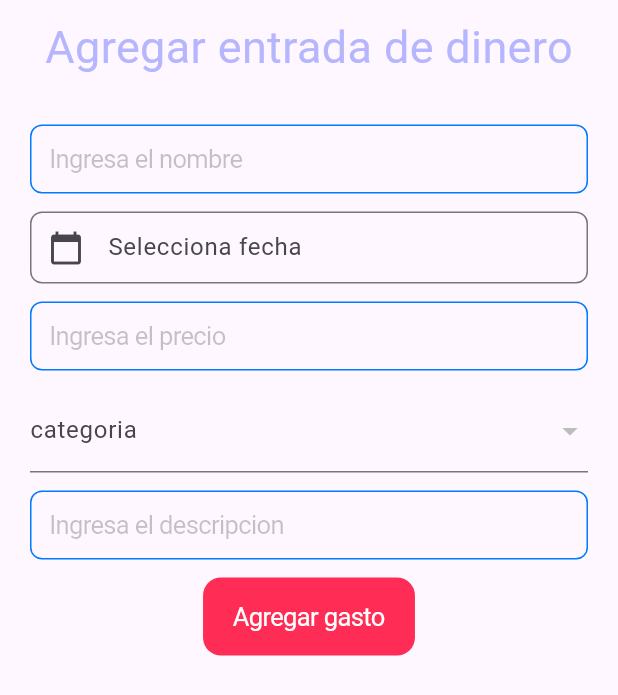
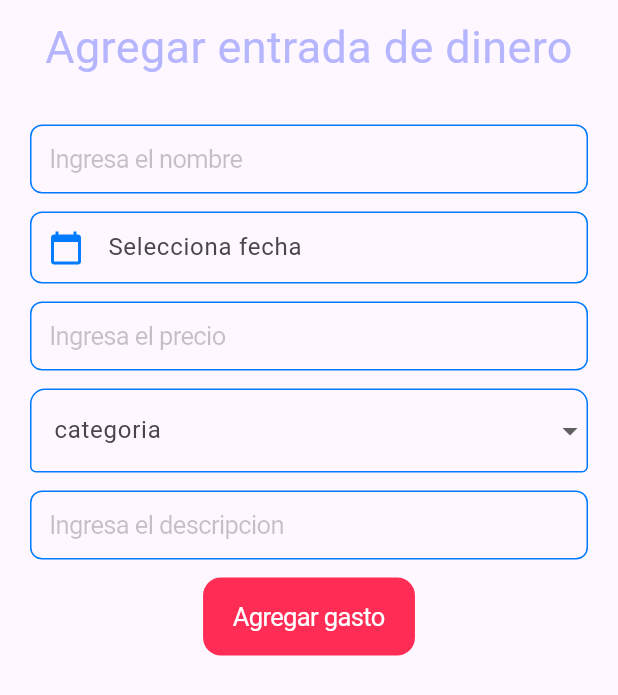
Before and after one commit to DilanBernal/our-finances, a Flutter app: the NewEntryScreen widget shown alone on an empty page, opened directly, on a phone screen of 412 x 824 dp. Shown: the top 695 px of the screen. Run offline on Flutter 3.47's test engine with Material 3 defaults, Android fonts, the phone set to English and light mode, and no system bars; our stand-ins replace shared_preferences, sqflite; accounts and stored records are empty.

Commit message:
feat: finish revenue screen

```diff
--- a/lib/Dao/sqlite/category_dao_sqlite.dart
+++ b/lib/Dao/sqlite/category_dao_sqlite.dart
@@ -1,4 +1,5 @@
 import 'package:our_finances/Dao/sqlite/db_helper_sqlite.dart';
+import 'package:our_finances/Models/user.dart';
 import 'package:sqflite/sqflite.dart';
 import '../../Models/category.dart';
 
@@ -28,4 +29,20 @@ class CategoryDaoSqlite {
       throw Exception("Ocurrio un error $e");
     }
   }
+
+
+  Future<List<User>> getAllUsers() async{
+    final db = await dbHelper.database;
+    try {
+      final List<Map<String, dynamic>> maps = await db.query(
+          'user',
+          orderBy: 'name ASC'
+      );
+      return List.generate(maps.length, (int i) {
+        return User.fromMap(maps[i]);
+      });
+    }catch(e) {
+      throw Exception(e);
+    }
+  }
 }
--- a/lib/Dao/sqlite/db_helper_sqlite.dart
+++ b/lib/Dao/sqlite/db_helper_sqlite.dart
@@ -1,3 +1,4 @@
+import 'package:our_finances/Models/category.dart';
 import 'package:path/path.dart';
 import 'package:sqflite/sqflite.dart';
 
@@ -11,7 +12,7 @@ class DbSqlite {
   static Database? _db;
 
   Future<Database> get database async {
-    if(_db != null) return _db!;
+    if (_db != null) return _db!;
     _db = await _initDB();
     return _db!;
   }
@@ -27,7 +28,8 @@ class DbSqlite {
   }
 
   Future _onCreate(Database db, int version) async {
-    await db.execute('''
+    try {
+      await db.execute('''
       CREATE TABLE IF NOT EXISTS user(
         id INTEGER PRIMARY KEY AUTOINCREMENT NOT NULL,
         name TEXT NOT NULL,
@@ -35,8 +37,7 @@ class DbSqlite {
         inCloud INTEGER NOT NULL
       );
     ''');
-
-    await db.execute('''
+      await db.execute('''
       CREATE TABLE IF NOT EXISTS category(
         id INTEGER PRIMARY KEY AUTOINCREMENT NOT NULL,
         name TEXT NOT NULL,
@@ -44,8 +45,7 @@ class DbSqlite {
         inCloud INTEGER NOT NULL
       );
     ''');
-
-    await db.execute('''
+      await db.execute('''
       CREATE TABLE IF NOT EXISTS payment(
         id INTEGER PRIMARY KEY AUTOINCREMENT NOT NULL,
         name TEXT NOT NULL,
@@ -62,7 +62,14 @@ class DbSqlite {
       );
     ''');
 
-    await db.execute('''
+      await db.insert('category',
+          Category(id: 0,name: 'Comida', icon: 57946, inCloud: false).toMap());
+      await db.insert('category',
+          Category(id: 0,name: 'Transporte', icon: 61379, inCloud: false).toMap());
+      await db.insert('category',
+          Category(id: 0,name: 'Deudas', icon: 62303, inCloud: false).toMap());
+
+      await db.execute('''
       CREATE TABLE IF NOT EXISTS revenue(
         id INTEGER PRIMARY KEY AUTOINCREMENT NOT NULL,
         name TEXT NOT NULL,
@@ -78,9 +85,12 @@ class DbSqlite {
         user(id)
       );
     ''');
+    } catch (e) {
+      throw Exception("Ocurrio un error con la base de datos $e");
+    }
   }
 
-  Future close() async{
+  Future close() async {
     if (_db != null) {
       await _db!.close();
       _db = null;
--- a/lib/Models/category.dart
+++ b/lib/Models/category.dart
@@ -3,7 +3,7 @@ import 'package:flutter/cupertino.dart';
 class Category {
   final int id;
   String name;
-  String icon;
+  var icon;
   bool inCloud;
 
   Category(
@@ -14,7 +14,6 @@ class Category {
 
   Map<String, dynamic> toMap() {
     return {
-      'id': id,
       'name': name,
       'icon': icon,
       'inCloud': inCloud == true ? 1 : 0
@@ -22,17 +21,17 @@ class Category {
   }
 
   Icon get iconCode => Icon(IconData(
-        int.parse(icon),
-        fontFamily: icon.isNotEmpty ? icon : null,
+        icon,
+        fontFamily: 'MaterialIcons'
       ));
 
-  IconData get iconData => IconData(int.parse(icon));
+  IconData get iconData => IconData(icon, fontFamily: 'MaterialIcons');
   factory Category.fromMap(Map<String, dynamic> map) {
     return Category(
         id: map['id'],
         name: map['name'],
-        icon: map['name'],
-        inCloud: map['name'] == 1);
+        icon: map['icon'],
+        inCloud: map['inCloud'] == 1);
   }
   factory Category.fromJson(Map<String, dynamic> json) {
     return Category(
--- a/lib/Screens/new_entry_screen.dart
+++ b/lib/Screens/new_entry_screen.dart
@@ -18,8 +18,9 @@ class NewEntryScreen extends StatefulWidget {
 }
 
 class _NewEntryScreenState extends State<NewEntryScreen> {
-  List<Category> _categories = [];
   List<String> _categoryNames = [];
+  Map<String, IconData> _categoryIcons = {};
+  Map<String, int> _categoriesId = {};
   bool _loadingCategories = true;
 
   @override
@@ -28,18 +29,20 @@ class _NewEntryScreenState extends State<NewEntryScreen> {
     _loadCategories();
   }
 
-  Future<void> _loadCategories() async{
+  Future<void> _loadCategories() async {
     final categoryRepo = context.read<CategoryDaoSqlite>();
     try {
       final categories = await _getAllCategories(categoryRepo);
-      final names = await _getAllCategoriesNames(_categories);
+      final names = await _getAllCategoriesNames(categories);
+      final icons = await _getAllCategoriesIcons(categories);
+      final ids = await _getAllCategoriesId(categories);
       setState(() {
-        _categories = categories;
         _categoryNames = names;
+        _categoryIcons = icons;
+        _categoriesId = ids;
         _loadingCategories = false;
       });
-    }
-    catch (e){
+    } catch (e) {
       _loadingCategories = false;
       throw Exception(e);
     }
@@ -53,12 +56,17 @@ class _NewEntryScreenState extends State<NewEntryScreen> {
       FormTitle(title: "Agregar entrada de dinero"),
       _loadingCategories
           ? const CircularProgressIndicator()
-          :
-      InputWithButton(
+          : InputWithButton(
               onSend: (values) {
                 _createEntry(values, revenueRepo);
               },
-        fieldNames: ["nombre", "fecha", "precio", "categoria", "descripcion"],
+              fieldNames: [
+                "nombre",
+                "fecha",
+                "precio",
+                "categoria",
+                "descripcion"
+              ],
               keyboardTypes: [
                 TextInputType.text,
                 TextInputType.datetime,
@@ -71,26 +79,39 @@ class _NewEntryScreenState extends State<NewEntryScreen> {
                 [FilteringTextInputFormatter.digitsOnly],
                 []
               ],
+              dropdownIcons: {'categoria': _categoryIcons},
               buttonName: "Agregar gasto",
               dropdownOptions: {'categoria': _categoryNames},
+              dropdownElementId: {'categoria': _categoriesId},
             )
     ]);
   }
 
-  Future<void> _createEntry(Map<String, String> values, RevenueDaoSqlite revRepo) async {
+  Future<void> _createEntry(
+      Map<String, String> values, RevenueDaoSqlite revRepo) async {
     final prefs = await SharedPreferences.getInstance();
     final idUser = prefs.getInt('userId');
+    print(values);
     try {
       final name = values['nombre']!;
-      final DateTime date = DateTime.tryParse(values['fecha']!) ?? DateTime.now();
+      final DateTime date =
+          DateTime.tryParse(values['fecha']!) ?? DateTime.now();
       final price = double.tryParse(values['precio']!);
       final description = values['descripcion'];
-      if (name.trim() != '' && price! > 50){
-        final revenue = Revenue(id: 0, idUser: idUser!, name: name, date: date, price: price, description: description, category: 2, inCloud: false);
+      if (name.trim() != '' && price! > 50) {
+        final revenue = Revenue(
+            id: 0,
+            idUser: idUser!,
+            name: name,
+            date: date,
+            price: price,
+            description: description,
+            category: 2,
+            inCloud: false);
         int idGenerated = await revRepo.insertRevenue(revenue);
+        print(idGenerated);
       }
-    }
-    catch (e){
+    } catch (e) {
       return;
     }
   }
@@ -99,22 +120,34 @@ class _NewEntryScreenState extends State<NewEntryScreen> {
     try {
       List<Category> categoryList = await catRepo.getAllCategories();
       return categoryList;
-    }
-    catch (e) {
+    } catch (e) {
       return [];
     }
   }
 
-  Future<List<String>> _getAllCategoriesNames(List<Category> categoryList) async {
+  Future<List<String>> _getAllCategoriesNames(
+      List<Category> categoryList) async {
     return categoryList.map((category) => category.name).toList();
   }
 
-  Future<Map<String, IconData>> _getAllCategoriesIcons(List<Category> categoryList) async {
+  Future<Map<String, IconData>> _getAllCategoriesIcons(
+      List<Category> categoryList) async {
     Map<String, IconData> categories = {};
-    for(var value in categoryList) {
+    for (var value in categoryList) {
       final result = <String, IconData>{value.name: value.iconData};
       categories.addEntries(result.entries);
     }
     return categories;
   }
+
+  Future<Map<String, int>> _getAllCategoriesId(
+      List<Category> categoryList) async {
+    Map<String, int> categories = {};
+
+    for (var value in categoryList) {
+      final result = <String, int>{value.name: value.id};
+      categories.addEntries(result.entries);
     }
+    return categories;
+  }
+}
--- a/lib/Widgets/form_title.dart
+++ b/lib/Widgets/form_title.dart
@@ -10,6 +10,7 @@ class FormTitle extends StatelessWidget {
       padding: const EdgeInsets.all(10.0),
       child: Text(
         title,
+        textAlign: TextAlign.center,
         style: TextStyle(
             fontSize: 30,
             color: Color.fromRGBO(182, 182, 255, 1.0),
--- a/lib/Widgets/input_with_button.dart
+++ b/lib/Widgets/input_with_button.dart
@@ -11,11 +11,11 @@ class InputWithButton extends StatefulWidget {
   final String buttonName;
   final Map<String, List<String>>? dropdownOptions;
   final Map<String, String>? initialDropdownValues;
-  final Map<String, IconData>? dropdownIcons;
-  final Map<String, int>? dropdownElementId;
+  final Map<String, Map<String, IconData>>? dropdownIcons;
+  final Map<String, Map<String, int>>? dropdownElementId;
 
-  const InputWithButton({
-    super.key,
+  const InputWithButton(
+      {super.key,
       required this.onSend,
       required this.fieldNames,
       required this.buttonName,
@@ -24,8 +24,7 @@ class InputWithButton extends StatefulWidget {
       this.dropdownOptions,
       this.initialDropdownValues,
       this.dropdownIcons,
-    this.dropdownElementId
-  });
+      this.dropdownElementId});
 
   @override
   _InputWithButtonState createState() => _InputWithButtonState();
@@ -128,10 +127,15 @@ class _InputWithButtonState extends State<InputWithButton> {
       readOnly: true,
       decoration: InputDecoration(
         labelText: 'Selecciona ${widget.fieldNames[index]}',
-        prefixIcon: Icon(Icons.calendar_today),
-        border: OutlineInputBorder(
-          borderRadius: BorderRadius.circular(8),
+        prefixIcon: Icon(
+          Icons.calendar_today,
+          color: CupertinoColors.systemBlue,
         ),
+        enabledBorder: OutlineInputBorder(
+            borderSide: BorderSide(color: CupertinoColors.systemBlue),
+            borderRadius: BorderRadius.circular(8)),
+        focusedBorder: OutlineInputBorder(
+            borderSide: BorderSide(color: CupertinoColors.activeBlue)),
         contentPadding: EdgeInsets.all(12),
       ),
       onTap: () async {
@@ -166,17 +170,42 @@ class _InputWithButtonState extends State<InputWithButton> {
   Widget _buildDropdownField(String fieldName) {
     final List<String> options = widget.dropdownOptions?[fieldName] ?? [];
 
-    final bool hasIcons = widget.dropdownIcons?.containsKey(fieldName) ?? false;
-    final IconData? fieldIcon = widget.dropdownIcons?[fieldName];
+    final Map<String, IconData>? iconsForField =
+        widget.dropdownIcons?[fieldName];
+    final Map<String, int> optionIds = widget.dropdownElementId![fieldName]!;
     return DropdownButtonFormField<String>(
       value: _dropdownValues[fieldName],
       decoration: InputDecoration(
           labelText: fieldName,
+          enabledBorder: OutlineInputBorder(
+              borderSide: BorderSide(color: CupertinoColors.systemBlue),
+              borderRadius: BorderRadius.only(
+                  topLeft: Radius.circular(10),
+                  topRight: Radius.circular(10),
+                  bottomLeft: Radius.circular(4),
+                  bottomRight: Radius.circular(4))),
+          focusedBorder: OutlineInputBorder(
+              borderSide: BorderSide(color: CupertinoColors.systemBlue),
+              borderRadius: BorderRadius.only(
+                  topLeft: Radius.circular(10),
+                  topRight: Radius.circular(10),
+                  bottomLeft: Radius.circular(4),
+                  bottomRight: Radius.circular(4)))),
+      items: options.map((String option) {
+        return DropdownMenuItem<String>(
+          value: optionIds[option].toString(),
+          child: iconsForField != null && iconsForField.containsKey(option)
+              ? Row(
+                  children: [
+                    Icon(
+                      iconsForField[option],
+                      color: CupertinoColors.systemPurple,
                     ),
-      items: options.map((String value) {
-        return DropdownMenuItem<String>(
-          value: value,
-          child: Text((value)),
+                    const SizedBox(width: 10),
+                    Text(option),
+                  ],
+                )
+              : Text((option)),
         );
       }).toList(),
       onChanged: (String? newValue) {
```
Lines whose indentation alone changed are shown as unchanged.
